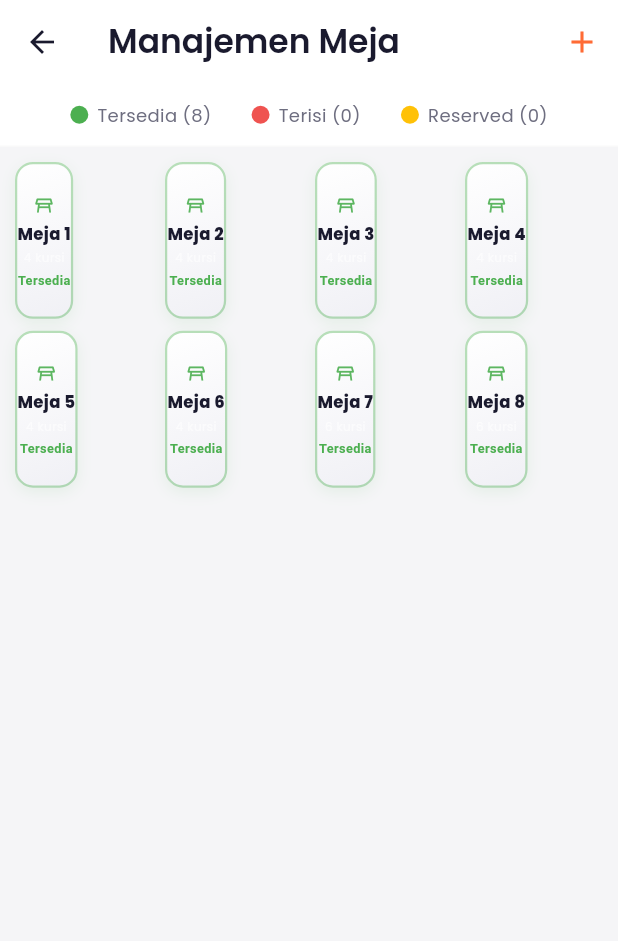
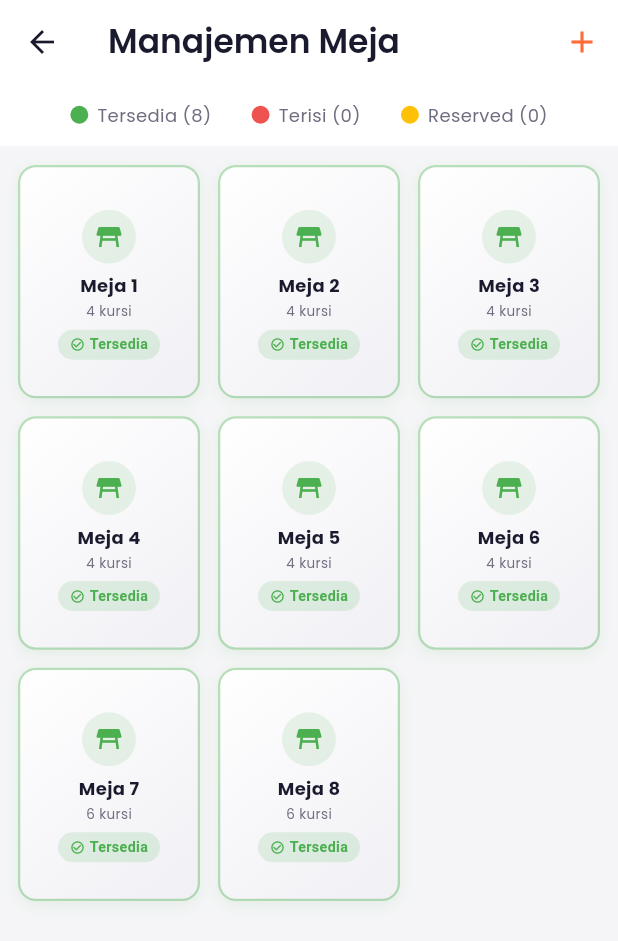
Before and after one commit to Lucifer-pw/Dapoer-Manahan-POS, a Flutter app: the TableScreen screen opened directly, on a phone screen of 412 x 824 dp. Shown: the top 941 px of the screen. Run offline on Flutter 3.47's test engine with Material 3 defaults, Android fonts, the phone set to English and light mode, and no system bars; our stand-ins replace cached_network_image, cloud_firestore, connectivity_plus, device_info_plus, dio, firebase_auth and 14 more; missing offline and left inert: blue_thermal_printer, dart:html, google_mlkit_text_recognition; accounts and stored records are empty; network calls fail; project files that could hold a hidden picture were left out.

Commit message:
fix: restore beautiful 3-column table grid layout on mobile with full status chip and badge notifications

```diff
--- a/lib/screens/table_screen.dart
+++ b/lib/screens/table_screen.dart
@@ -211,13 +211,13 @@ class _TableScreenState extends State<TableScreen> {
                         final bool isMobile = width < 600;
 
                         return GridView.builder(
-                          padding: EdgeInsets.all(isMobile ? 10 : 16),
+                          padding: EdgeInsets.all(isMobile ? 12 : 16),
                           gridDelegate: isMobile
                               ? const SliverGridDelegateWithFixedCrossAxisCount(
-                                  crossAxisCount: 4,
-                                  childAspectRatio: 0.88,
-                                  crossAxisSpacing: 8,
-                                  mainAxisSpacing: 8,
+                                  crossAxisCount: 3,
+                                  childAspectRatio: 0.78,
+                                  crossAxisSpacing: 12,
+                                  mainAxisSpacing: 12,
                                 )
                               : const SliverGridDelegateWithMaxCrossAxisExtent(
                                   maxCrossAxisExtent: 180,
--- a/lib/widgets/table_card.dart
+++ b/lib/widgets/table_card.dart
@@ -101,6 +101,7 @@ class TableCard extends StatelessWidget {
       onTap: onTap,
       onLongPress: onLongPress,
       child: Stack(
+        fit: StackFit.expand,
         children: [
           AnimatedContainer(
             duration: const Duration(milliseconds: 300),
@@ -119,87 +120,49 @@ class TableCard extends StatelessWidget {
                 ),
               ],
             ),
-            child: isMobile
-                ? Column(
+            child: Column(
               mainAxisAlignment: MainAxisAlignment.center,
               children: [
-                      const SizedBox(height: 6),
-                      Icon(
-                        Icons.table_restaurant_outlined,
-                        size: 14,
-                        color: _statusColor.withOpacity(0.9),
-                      ),
-                      const SizedBox(height: 4),
-                      Text(
-                        'Meja ${table.number}',
-                        style: AppTextStyles.subtitle.copyWith(
-                          fontWeight: FontWeight.w800,
-                          fontSize: table.number.toString().length > 2 ? 10 : 11,
-                        ),
-                        maxLines: 1,
-                        overflow: TextOverflow.ellipsis,
-                      ),
-                      const SizedBox(height: 2),
-                      Text(
-                        '${table.capacity} kursi',
-                        style: AppTextStyles.caption.copyWith(
-                          fontSize: 8,
-                          color: Colors.white.withOpacity(0.6),
-                        ),
-                      ),
-                      const SizedBox(height: 4),
-                      Text(
-                        _statusText,
-                        style: TextStyle(
-                          color: _statusColor,
-                          fontSize: 8.5,
-                          fontWeight: FontWeight.bold,
-                        ),
-                      ),
-                      const SizedBox(height: 4),
-                    ],
-                  )
-                : Column(
-                    mainAxisAlignment: MainAxisAlignment.center,
-                    children: [
-                      const SizedBox(height: 8),
+                SizedBox(height: isMobile ? 6 : 8),
                 // Table icon with status glow
                 Container(
-                        padding: const EdgeInsets.all(12),
+                  padding: EdgeInsets.all(isMobile ? 8 : 12),
                   decoration: BoxDecoration(
                     color: _statusColor.withOpacity(0.12),
                     shape: BoxShape.circle,
                   ),
                   child: Icon(
                     Icons.table_restaurant,
-                          size: 24,
+                    size: isMobile ? 20 : 24,
                     color: _statusColor,
                   ),
                 ),
-                      const SizedBox(height: 8),
+                SizedBox(height: isMobile ? 6 : 8),
 
                 // Table number
                 Text(
                   'Meja ${table.number}',
                   style: AppTextStyles.subtitle.copyWith(
                     fontWeight: FontWeight.w700,
-                          fontSize: 15,
+                    fontSize: isMobile ? 12 : 15,
                   ),
+                  maxLines: 1,
+                  overflow: TextOverflow.ellipsis,
                 ),
-                      const SizedBox(height: 4),
+                SizedBox(height: isMobile ? 2 : 4),
 
                 // Capacity
                 Text(
                   '${table.capacity} kursi',
-                        style: AppTextStyles.caption.copyWith(fontSize: 11),
+                  style: AppTextStyles.caption.copyWith(fontSize: isMobile ? 9 : 11),
                 ),
-                      const SizedBox(height: 8),
+                SizedBox(height: isMobile ? 6 : 8),
 
                 // Status chip
                 Container(
-                        padding: const EdgeInsets.symmetric(
-                          horizontal: 10,
-                          vertical: 4,
+                  padding: EdgeInsets.symmetric(
+                    horizontal: isMobile ? 8 : 10,
+                    vertical: isMobile ? 3 : 4,
                   ),
                   decoration: BoxDecoration(
                     color: _statusColor.withOpacity(0.15),
@@ -208,20 +171,20 @@ class TableCard extends StatelessWidget {
                   child: Row(
                     mainAxisSize: MainAxisSize.min,
                     children: [
-                            Icon(_statusIcon, size: 12, color: _statusColor),
-                            const SizedBox(width: 4),
+                      Icon(_statusIcon, size: isMobile ? 10 : 12, color: _statusColor),
+                      SizedBox(width: isMobile ? 3 : 4),
                       Text(
                         _statusText,
                         style: TextStyle(
                           color: _statusColor,
-                                fontSize: 11,
+                          fontSize: isMobile ? 9.5 : 11,
                           fontWeight: FontWeight.w600,
                         ),
                       ),
                     ],
                   ),
                 ),
-                      const SizedBox(height: 4),
+                SizedBox(height: isMobile ? 2 : 4),
               ],
             ),
           ),
@@ -252,25 +215,25 @@ class TableCard extends StatelessWidget {
     if (status == 'delivered' && paymentStatus != 'sudah_bayar') {
       badgeColor = AppColors.error;
       badgeIcon = Icons.payment_rounded;
-      badgeText = isMobile ? '' : 'Belum Bayar';
+      badgeText = isMobile ? 'Bayar' : 'Belum Bayar';
     } else if (status == 'pending') {
       badgeColor = AppColors.warning;
       badgeIcon = Icons.new_releases_rounded;
-      badgeText = isMobile ? '' : 'Baru';
+      badgeText = isMobile ? 'Baru' : 'Baru';
     } else if (status == 'accepted') {
       badgeColor = AppColors.info;
       badgeIcon = Icons.restaurant_rounded;
-      badgeText = isMobile ? '' : 'Diproses';
+      badgeText = isMobile ? 'Proses' : 'Diproses';
     } else {
       badgeColor = AppColors.primary;
       badgeIcon = Icons.receipt_long_rounded;
-      badgeText = isMobile ? '' : 'Aktif';
+      badgeText = isMobile ? 'Aktif' : 'Aktif';
     }
 
     return Container(
       padding: EdgeInsets.symmetric(
         horizontal: isMobile ? 5 : 6,
-        vertical: isMobile ? 5 : 3,
+        vertical: isMobile ? 3 : 3,
       ),
       decoration: BoxDecoration(
         color: badgeColor,
--- a/pubspec.yaml
+++ b/pubspec.yaml
@@ -1,7 +1,7 @@
 name: dapoer_pos
 description: "Dapoer Manahan - Aplikasi POS Restoran"
 publish_to: 'none'
-version: 1.3.7+74
+version: 1.3.7+75
 
 environment:
   sdk: '>=3.3.0 <4.0.0'
```
Also changed, not shown: 1 other file. Lines whose indentation alone changed are shown as unchanged.
